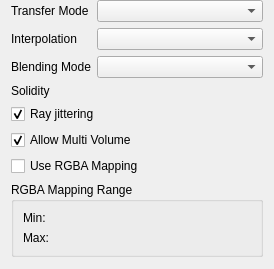
Above: tomviz/modules/ModuleVolumeWidget.ui from OpenChemistry/tomviz before the change. Below: the same form after it.
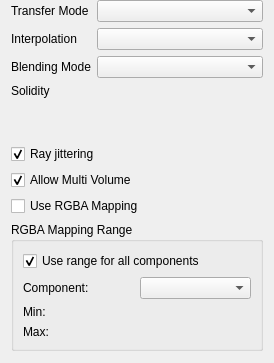
That is the form after the change. Custom widgets are drawn as their Qt base class.

Commit message:
Add individual component range editing for volumes
For the RGBA mapping of 3-component data, allow the individual component
ranges to be edited.

Patch:
```diff
--- a/tomviz/modules/ModuleVolumeWidget.ui
+++ b/tomviz/modules/ModuleVolumeWidget.ui
@@ -7,7 +7,7 @@
     <x>0</x>
     <y>0</y>
     <width>274</width>
-    <height>249</height>
+    <height>363</height>
    </rect>
   </property>
   <property name="windowTitle">
@@ -110,25 +110,48 @@
       <string>RGBA Mapping Range</string>
      </property>
      <layout class="QGridLayout" name="gridLayout">
-      <item row="0" column="0">
+      <item row="2" column="1">
+       <widget class="tomviz::DoubleSliderWidget" name="sliRgbaMappingMin" native="true"/>
+      </item>
+      <item row="3" column="1">
+       <widget class="tomviz::DoubleSliderWidget" name="sliRgbaMappingMax" native="true"/>
+      </item>
+      <item row="1" column="1">
+       <widget class="QComboBox" name="rgbaMappingComponent"/>
+      </item>
+      <item row="1" column="0">
+       <widget class="QLabel" name="rgbaMappingComponentLabel">
+        <property name="text">
+         <string>Component:</string>
+        </property>
+       </widget>
+      </item>
+      <item row="2" column="0">
        <widget class="QLabel" name="rgbaMappingMinLabel">
         <property name="text">
          <string>Min:</string>
         </property>
        </widget>
       </item>
-      <item row="1" column="0">
+      <item row="3" column="0">
        <widget class="QLabel" name="rgbaMappingMaxLabel">
         <property name="text">
          <string>Max:</string>
         </property>
        </widget>
       </item>
-      <item row="0" column="1">
-       <widget class="tomviz::DoubleSliderWidget" name="sliRgbaMappingMin" native="true"/>
-      </item>
-      <item row="1" column="1">
-       <widget class="tomviz::DoubleSliderWidget" name="sliRgbaMappingMax" native="true"/>
+      <item row="0" column="0" colspan="2">
+       <widget class="QCheckBox" name="rgbaMappingCombineComponents">
+        <property name="toolTip">
+         <string>&lt;html&gt;&lt;head/&gt;&lt;body&gt;&lt;p&gt;If checked, a single range will be used for all components. &lt;/p&gt;&lt;p&gt;If unchecked, each component will have its own range.&lt;/p&gt;&lt;/body&gt;&lt;/html&gt;</string>
+        </property>
+        <property name="text">
+         <string>Use range for all components</string>
+        </property>
+        <property name="checked">
+         <bool>true</bool>
+        </property>
+       </widget>
       </item>
      </layout>
     </widget>
```
Left out of the diff: 37 changed lines with no effect on the pictures. The commit also changes 4 other files.
